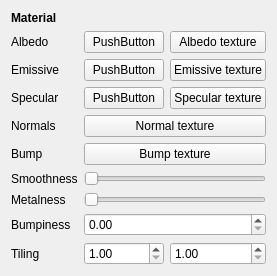
Old version of the form Project2/ui/materialwidget.ui in the repository jesusdz/AGP.
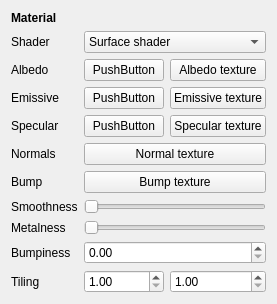
New version of the form.

Commit message: Project2: Implementing water material shader.

```diff
--- a/Project2/ui/materialwidget.ui
+++ b/Project2/ui/materialwidget.ui
@@ -7,157 +7,33 @@
     <x>0</x>
     <y>0</y>
     <width>251</width>
-    <height>256</height>
+    <height>284</height>
    </rect>
   </property>
   <property name="windowTitle">
    <string>Form</string>
   </property>
   <layout class="QGridLayout" name="gridLayout">
-   <item row="6" column="0">
-    <widget class="QLabel" name="label_6">
-     <property name="text">
-      <string>Bump</string>
-     </property>
-    </widget>
-   </item>
-   <item row="1" column="1">
-    <widget class="QPushButton" name="buttonAlbedo">
-     <property name="sizePolicy">
-      <sizepolicy hsizetype="Preferred" vsizetype="Fixed">
-       <horstretch>0</horstretch>
-       <verstretch>0</verstretch>
-      </sizepolicy>
-     </property>
-     <property name="text">
-      <string>PushButton</string>
-     </property>
-    </widget>
-   </item>
-   <item row="9" column="1" colspan="2">
-    <widget class="QDoubleSpinBox" name="spinBumpiness">
-     <property name="singleStep">
-      <double>0.100000000000000</double>
-     </property>
-    </widget>
-   </item>
-   <item row="7" column="0">
-    <widget class="QLabel" name="label_3">
-     <property name="text">
-      <string>Smoothness</string>
-     </property>
-    </widget>
-   </item>
-   <item row="5" column="1" colspan="2">
-    <widget class="QPushButton" name="buttonNormalTexture">
-     <property name="sizePolicy">
-      <sizepolicy hsizetype="Expanding" vsizetype="Fixed">
-       <horstretch>0</horstretch>
-       <verstretch>0</verstretch>
-      </sizepolicy>
-     </property>
-     <property name="text">
-      <string>Normal texture</string>
-     </property>
-    </widget>
-   </item>
-   <item row="1" column="2">
-    <widget class="QPushButton" name="buttonAlbedoTexture">
-     <property name="sizePolicy">
-      <sizepolicy hsizetype="Expanding" vsizetype="Fixed">
-       <horstretch>0</horstretch>
-       <verstretch>0</verstretch>
-      </sizepolicy>
-     </property>
-     <property name="text">
-      <string>Albedo texture</string>
-     </property>
-    </widget>
-   </item>
-   <item row="9" column="0">
-    <widget class="QLabel" name="label_8">
-     <property name="text">
-      <string>Bumpiness</string>
-     </property>
-    </widget>
-   </item>
-   <item row="6" column="1" colspan="2">
-    <widget class="QPushButton" name="buttonBumpTexture">
-     <property name="sizePolicy">
-      <sizepolicy hsizetype="Expanding" vsizetype="Fixed">
-       <horstretch>0</horstretch>
-       <verstretch>0</verstretch>
-      </sizepolicy>
-     </property>
-     <property name="text">
-      <string>Bump texture</string>
-     </property>
-    </widget>
-   </item>
-   <item row="10" column="0">
+   <item row="11" column="0">
     <widget class="QLabel" name="label_9">
      <property name="text">
       <string>Tiling</string>
      </property>
     </widget>
    </item>
-   <item row="4" column="2">
-    <widget class="QPushButton" name="buttonSpecularTexture">
+   <item row="8" column="1" colspan="2">
+    <widget class="QSlider" name="sliderSmoothness">
      <property name="sizePolicy">
       <sizepolicy hsizetype="Expanding" vsizetype="Fixed">
        <horstretch>0</horstretch>
        <verstretch>0</verstretch>
       </sizepolicy>
      </property>
-     <property name="text">
-      <string>Specular texture</string>
+     <property name="maximum">
+      <number>255</number>
      </property>
-    </widget>
-   </item>
-   <item row="3" column="0">
-    <widget class="QLabel" name="label_4">
-     <property name="text">
-      <string>Emissive</string>
-     </property>
-    </widget>
-   </item>
-   <item row="3" column="2">
-    <widget class="QPushButton" name="buttonEmissiveTexture">
-     <property name="sizePolicy">
-      <sizepolicy hsizetype="Expanding" vsizetype="Fixed">
-       <horstretch>0</horstretch>
-       <verstretch>0</verstretch>
-      </sizepolicy>
-     </property>
-     <property name="text">
-      <string>Emissive texture</string>
-     </property>
-    </widget>
-   </item>
-   <item row="10" column="2">
-    <widget class="QDoubleSpinBox" name="spinTilingY">
-     <property name="minimum">
-      <double>1.000000000000000</double>
-     </property>
-     <property name="value">
-      <double>1.000000000000000</double>
-     </property>
-    </widget>
-   </item>
-   <item row="1" column="0">
-    <widget class="QLabel" name="label_2">
-     <property name="text">
-      <string>Albedo</string>
-     </property>
-    </widget>
-   </item>
-   <item row="10" column="1">
-    <widget class="QDoubleSpinBox" name="spinTilingX">
-     <property name="minimum">
-      <double>1.000000000000000</double>
-     </property>
-     <property name="value">
-      <double>1.000000000000000</double>
+     <property name="orientation">
+      <enum>Qt::Horizontal</enum>
      </property>
     </widget>
    </item>
@@ -174,70 +50,91 @@
      </property>
     </widget>
    </item>
-   <item row="7" column="1" colspan="2">
-    <widget class="QSlider" name="sliderSmoothness">
+   <item row="7" column="0">
+    <widget class="QLabel" name="label_6">
+     <property name="text">
+      <string>Bump</string>
+     </property>
+    </widget>
+   </item>
+   <item row="4" column="2">
+    <widget class="QPushButton" name="buttonEmissiveTexture">
      <property name="sizePolicy">
       <sizepolicy hsizetype="Expanding" vsizetype="Fixed">
        <horstretch>0</horstretch>
        <verstretch>0</verstretch>
       </sizepolicy>
      </property>
-     <property name="maximum">
-      <number>255</number>
-     </property>
-     <property name="orientation">
-      <enum>Qt::Horizontal</enum>
-     </property>
-    </widget>
-   </item>
-   <item row="4" column="1">
-    <widget class="QPushButton" name="buttonSpecular">
-     <property name="sizePolicy">
-      <sizepolicy hsizetype="Preferred" vsizetype="Fixed">
-       <horstretch>0</horstretch>
-       <verstretch>0</verstretch>
-      </sizepolicy>
-     </property>
      <property name="text">
-      <string>PushButton</string>
+      <string>Emissive texture</string>
      </property>
     </widget>
    </item>
-   <item row="4" column="0">
-    <widget class="QLabel" name="label_7">
+   <item row="2" column="0">
+    <widget class="QLabel" name="label_2">
      <property name="text">
-      <string>Specular</string>
+      <string>Albedo</string>
      </property>
     </widget>
    </item>
-   <item row="3" column="1">
-    <widget class="QPushButton" name="buttonEmissive">
-     <property name="sizePolicy">
-      <sizepolicy hsizetype="Preferred" vsizetype="Fixed">
-       <horstretch>0</horstretch>
-       <verstretch>0</verstretch>
-      </sizepolicy>
-     </property>
-     <property name="text">
-      <string>PushButton</string>
-     </property>
-    </widget>
-   </item>
-   <item row="5" column="0">
+   <item row="6" column="0">
     <widget class="QLabel" name="label_5">
      <property name="text">
       <string>Normals</string>
      </property>
     </widget>
    </item>
-   <item row="8" column="0">
+   <item row="2" column="2">
+    <widget class="QPushButton" name="buttonAlbedoTexture">
+     <property name="sizePolicy">
+      <sizepolicy hsizetype="Expanding" vsizetype="Fixed">
+       <horstretch>0</horstretch>
+       <verstretch>0</verstretch>
+      </sizepolicy>
+     </property>
+     <property name="text">
+      <string>Albedo texture</string>
+     </property>
+    </widget>
+   </item>
+   <item row="9" column="0">
     <widget class="QLabel" name="label_10">
      <property name="text">
       <string>Metalness</string>
      </property>
     </widget>
    </item>
-   <item row="8" column="1" colspan="2">
+   <item row="4" column="1">
+    <widget class="QPushButton" name="buttonEmissive">
+     <property name="sizePolicy">
+      <sizepolicy hsizetype="Preferred" vsizetype="Fixed">
+       <horstretch>0</horstretch>
+       <verstretch>0</verstretch>
+      </sizepolicy>
+     </property>
+     <property name="text">
+      <string>PushButton</string>
+     </property>
+    </widget>
+   </item>
+   <item row="10" column="1" colspan="2">
+    <widget class="QDoubleSpinBox" name="spinBumpiness">
+     <property name="singleStep">
+      <double>0.100000000000000</double>
+     </property>
+    </widget>
+   </item>
+   <item row="11" column="2">
+    <widget class="QDoubleSpinBox" name="spinTilingY">
+     <property name="minimum">
+      <double>1.000000000000000</double>
+     </property>
+     <property name="value">
+      <double>1.000000000000000</double>
+     </property>
+    </widget>
+   </item>
+   <item row="9" column="1" colspan="2">
     <widget class="QSlider" name="sliderMetalness">
      <property name="maximum">
       <number>255</number>
@@ -247,6 +144,130 @@
      </property>
     </widget>
    </item>
+   <item row="5" column="0">
+    <widget class="QLabel" name="label_7">
+     <property name="text">
+      <string>Specular</string>
+     </property>
+    </widget>
+   </item>
+   <item row="5" column="1">
+    <widget class="QPushButton" name="buttonSpecular">
+     <property name="sizePolicy">
+      <sizepolicy hsizetype="Preferred" vsizetype="Fixed">
+       <horstretch>0</horstretch>
+       <verstretch>0</verstretch>
+      </sizepolicy>
+     </property>
+     <property name="text">
+      <string>PushButton</string>
+     </property>
+    </widget>
+   </item>
+   <item row="5" column="2">
+    <widget class="QPushButton" name="buttonSpecularTexture">
+     <property name="sizePolicy">
+      <sizepolicy hsizetype="Expanding" vsizetype="Fixed">
+       <horstretch>0</horstretch>
+       <verstretch>0</verstretch>
+      </sizepolicy>
+     </property>
+     <property name="text">
+      <string>Specular texture</string>
+     </property>
+    </widget>
+   </item>
+   <item row="6" column="1" colspan="2">
+    <widget class="QPushButton" name="buttonNormalTexture">
+     <property name="sizePolicy">
+      <sizepolicy hsizetype="Expanding" vsizetype="Fixed">
+       <horstretch>0</horstretch>
+       <verstretch>0</verstretch>
+      </sizepolicy>
+     </property>
+     <property name="text">
+      <string>Normal texture</string>
+     </property>
+    </widget>
+   </item>
+   <item row="4" column="0">
+    <widget class="QLabel" name="label_4">
+     <property name="text">
+      <string>Emissive</string>
+     </property>
+    </widget>
+   </item>
+   <item row="10" column="0">
+    <widget class="QLabel" name="label_8">
+     <property name="text">
+      <string>Bumpiness</string>
+     </property>
+    </widget>
+   </item>
+   <item row="8" column="0">
+    <widget class="QLabel" name="label_3">
+     <property name="text">
+      <string>Smoothness</string>
+     </property>
+    </widget>
+   </item>
+   <item row="7" column="1" colspan="2">
+    <widget class="QPushButton" name="buttonBumpTexture">
+     <property name="sizePolicy">
+      <sizepolicy hsizetype="Expanding" vsizetype="Fixed">
+       <horstretch>0</horstretch>
+       <verstretch>0</verstretch>
+      </sizepolicy>
+     </property>
+     <property name="text">
+      <string>Bump texture</string>
+     </property>
+    </widget>
+   </item>
+   <item row="11" column="1">
+    <widget class="QDoubleSpinBox" name="spinTilingX">
+     <property name="minimum">
+      <double>1.000000000000000</double>
+     </property>
+     <property name="value">
+      <double>1.000000000000000</double>
+     </property>
+    </widget>
+   </item>
+   <item row="2" column="1">
+    <widget class="QPushButton" name="buttonAlbedo">
+     <property name="sizePolicy">
+      <sizepolicy hsizetype="Preferred" vsizetype="Fixed">
+       <horstretch>0</horstretch>
+       <verstretch>0</verstretch>
+      </sizepolicy>
+     </property>
+     <property name="text">
+      <string>PushButton</string>
+     </property>
+    </widget>
+   </item>
+   <item row="1" column="1" colspan="2">
+    <widget class="QComboBox" name="comboShader">
+     <item>
+      <property name="text">
+       <string>Surface shader</string>
+      </property>
+     </item>
+     <item>
+      <property name="text">
+       <string>Water shader</string>
+      </property>
+     </item>
+    </widget>
+   </item>
+   <item row="1" column="0">
+    <widget class="QLabel" name="label_11">
+     <property name="text">
+      <string>Shader</string>
+     </property>
+    </widget>
+   </item>
   </layout>
  </widget>
  <resources/>
```
The commit also changes 18 other files.
